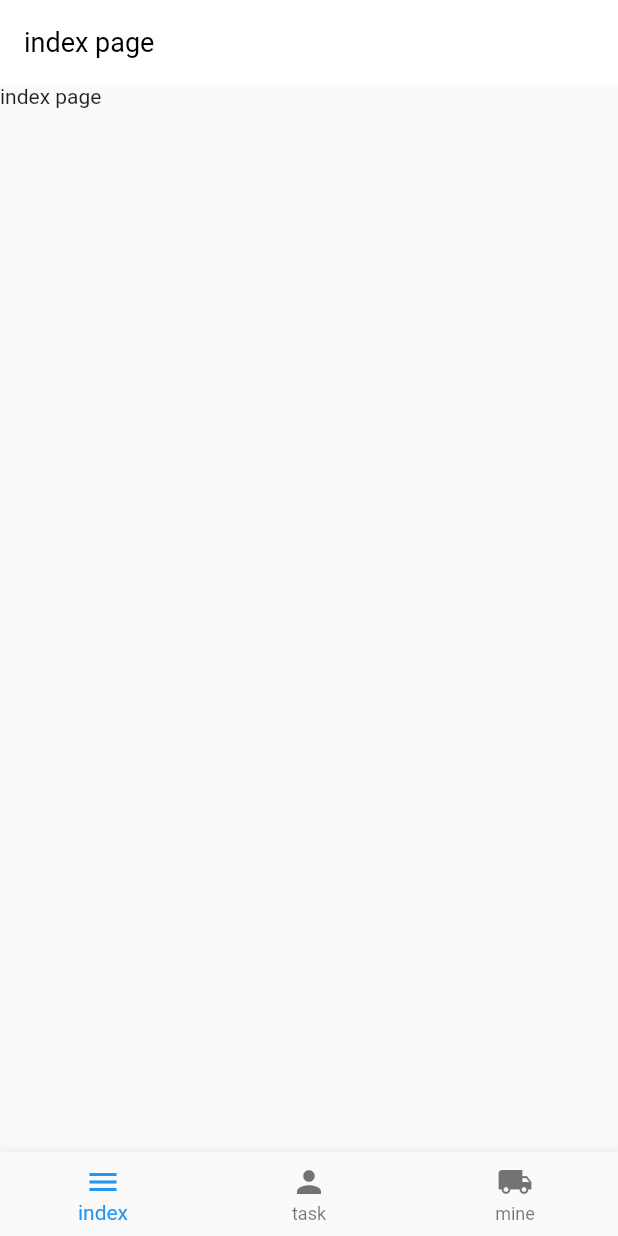
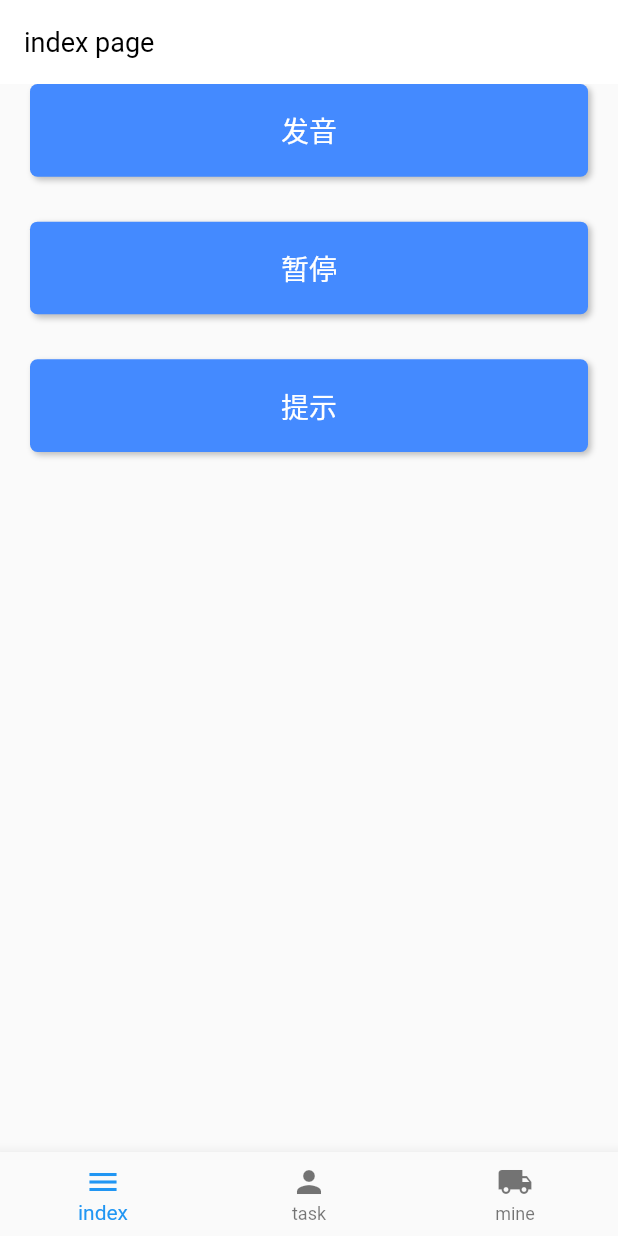
Before and after one commit to mayangyang1/flutter_common_application, a Flutter app: the screen it shows after launch, on a phone screen of 412 x 824 dp. Run offline on Flutter 3.47's test engine with Material 2 defaults, Android fonts, the phone set to English and light mode, and no system bars; our stand-ins replace bot_toast, dio, flutter_local_notifications, flutter_screenutil, flutter_tts, get and 1 more; missing offline and left inert: move_to_background, simple_rsa; network calls fail; Roboto replaces fonts that are missing (Georgia); statements that could not run were skipped.

Commit message:
新增语音提示和消息提示弹窗

```diff
--- a/lib/common/http_util.dart
+++ b/lib/common/http_util.dart
@@ -1,6 +1,5 @@
 import 'dart:io';
 import 'package:dio/dio.dart';
-import 'package:flutter/cupertino.dart';
 import 'package:flutter_common_application/common/util.dart';
 import 'package:flutter_common_application/routes/app_pages.dart';
 import 'package:shared_preferences/shared_preferences.dart';
--- a/lib/pages/index/index_page.dart
+++ b/lib/pages/index/index_page.dart
@@ -1,26 +1,128 @@
 import 'package:flutter/material.dart';
 import 'package:flutter_common_application/common/http_util.dart';
 import 'package:flutter_common_application/components/toast.dart';
+import 'package:flutter_common_application/widget/button_widget.dart';
+import 'package:flutter_tts/flutter_tts.dart';
+import 'package:flutter_local_notifications/flutter_local_notifications.dart';
+import 'package:get/get.dart';
 
-class IndexPage extends StatelessWidget {
+class IndexPage extends StatefulWidget {
+  @override
+  _IndexPageState createState() => _IndexPageState();
+}
+
+class _IndexPageState extends State<IndexPage> {
+  FlutterTts flutterTts;
+  FlutterLocalNotificationsPlugin flutterLocalNotificationsPlugin;
+  @override
+  void initState() {
+    super.initState();
+    _getSelfInfo();
+    _getFreigthList();
+    _initFlutterTtts();
+    _flutterLocalNotificationsConfig();
+  }
+
   @override
   Widget build(BuildContext context) {
-    _getFreigthList();
-    _getSelfInfo();
     return Scaffold(
       appBar: AppBar(
         title: Text('index page'),
       ),
       body: Container(
-        child: Text('index page'),
-      ),
+          child: Column(
+        children: <Widget>[
+          ButtonWidget(
+            title: '发音',
+            onTap: _speak,
+          ),
+          SizedBox(
+            height: 30,
+          ),
+          ButtonWidget(
+            title: '暂停',
+            onTap: _stop,
+          ),
+          SizedBox(
+            height: 30,
+          ),
+          ButtonWidget(
+            title: '提示',
+            onTap: _showNotification,
+          ),
+        ],
+      )),
     );
+  }
+
+  Future<void> _showNotification() async {
+    const AndroidNotificationDetails androidPlatformChannelSpecifics =
+        AndroidNotificationDetails(
+            'your channel id', 'your channel name', 'your channel description',
+            importance: Importance.max,
+            priority: Priority.high,
+            ticker: 'ticker');
+    const NotificationDetails platformChannelSpecifics =
+        NotificationDetails(android: androidPlatformChannelSpecifics);
+    await flutterLocalNotificationsPlugin.show(
+        0, 'plain title', 'plain body', platformChannelSpecifics,
+        payload: 'item x');
+
+    _speak();
+  }
+
+  void _flutterLocalNotificationsConfig() {
+    flutterLocalNotificationsPlugin = FlutterLocalNotificationsPlugin();
+
+    /**本地通知 */
+    const AndroidInitializationSettings initializationSettingsAndroid =
+        AndroidInitializationSettings('@mipmap/ic_launcher');
+
+    final InitializationSettings initializationSettings =
+        InitializationSettings(android: initializationSettingsAndroid);
+    flutterLocalNotificationsPlugin.initialize(initializationSettings,
+        onSelectNotification: _selectNotification);
+  }
+
+  Future _selectNotification(String payload) async {
+    if (payload != null) {
+      debugPrint('notification payload: $payload');
+    }
+    Get.snackbar('提示', '提示内容');
+  }
+
+  _initFlutterTtts() {
+    flutterTts = FlutterTts();
+  }
+
+  Future _speak() async {
+    await flutterTts.setVolume(.9);
+    await flutterTts.setSpeechRate(.9);
+    await flutterTts.setPitch(1);
+
+    await flutterTts.awaitSpeakCompletion(true);
+    await flutterTts.speak('抢单成功');
+  }
+
+  Future _getEngines() async {
+    var engines = await flutterTts.getEngines;
+    if (engines != null) {
+      for (dynamic engine in engines) {
+        print(engine);
+      }
+    }
+  }
+
+  Future _stop() async {
+    await flutterTts.stop();
   }
 
   _getFreigthList() async {
     // Toast.loading();
-    Map result = await HttpUtil.get('apiFreightlist',);
-    if(result != null && result['code'] == 200) {}
+    Map result = await HttpUtil.get(
+      'apiFreightlist',
+    );
+    if (result != null && result['code'] == 200) {}
   }
 
   void _getSelfInfo() {
--- a/lib/pages/mine/mine_page.dart
+++ b/lib/pages/mine/mine_page.dart
@@ -16,7 +16,7 @@ class MinePage extends StatelessWidget {
             child: Column(
               mainAxisAlignment: MainAxisAlignment.end,
               children: <Widget>[
-
+                Text('controller num is ${_.num}'),
                 ButtonWidget(
                   title: '退出',
                   onTap: (){
--- a/pubspec.yaml
+++ b/pubspec.yaml
@@ -35,6 +35,8 @@ dependencies:
   bot_toast: ^3.0.5
   move_to_background: ^1.0.1
   simple_rsa: 0.0.5
+  flutter_tts: ^2.0.0
+  flutter_local_notifications: ^3.0.3
 
 dev_dependencies:
   flutter_test:
```
Also changed, not shown: lib/main.dart (+7 -0 lines), pubspec.lock, 2 other files.
